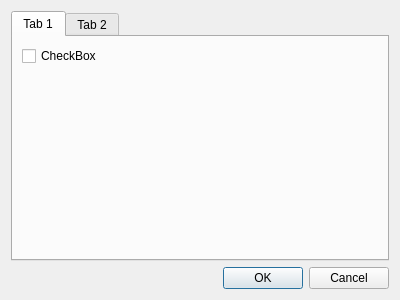
Before: the Qt Designer form CAMan/settings_dlg.ui in jykim74/CertMan, drawn with Qt 5.
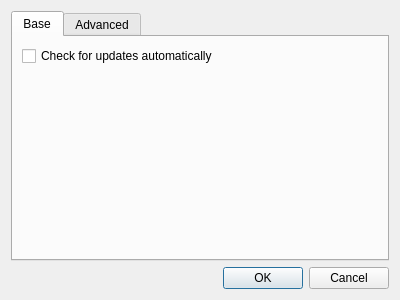
After: the same form once the commit is applied.

```diff
--- a/CAMan/settings_dlg.ui
+++ b/CAMan/settings_dlg.ui
@@ -21,13 +21,13 @@
      </property>
      <widget class="QWidget" name="tab">
       <attribute name="title">
-       <string>Tab 1</string>
+       <string>Base</string>
       </attribute>
       <layout class="QVBoxLayout" name="verticalLayout_2">
        <item>
         <widget class="QCheckBox" name="checkBox">
          <property name="text">
-          <string>CheckBox</string>
+          <string>Check for updates automatically</string>
          </property>
         </widget>
        </item>
@@ -48,7 +48,7 @@
      </widget>
      <widget class="QWidget" name="tab_2">
       <attribute name="title">
-       <string>Tab 2</string>
+       <string>Advanced</string>
       </attribute>
       <layout class="QGridLayout" name="gridLayout">
        <item row="1" column="0">
```
Left out of the diff: 6 changed lines with no effect on the pictures.
